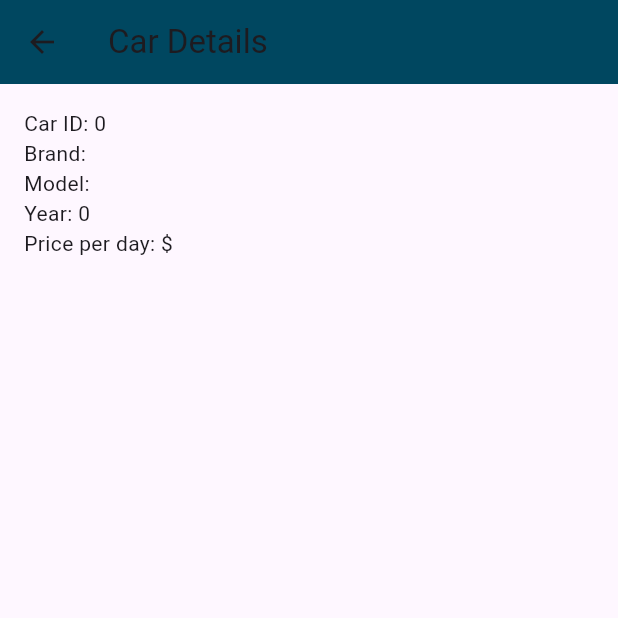
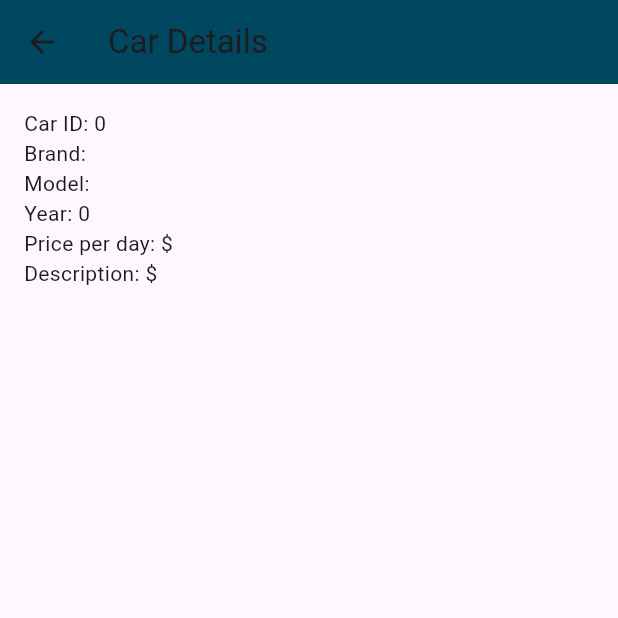
Before and after one commit to samira-farhat/car-rental, a Flutter app: the CarDetailsScreen screen opened directly with empty values, on a phone screen of 412 x 824 dp, the top half of it. Run offline on Flutter 3.47's test engine with Material 3 defaults, Android fonts, the phone set to English and light mode, and no system bars; our stand-ins replace file_picker, flutter_riverpod, permission_handler.

Commit message:
added description attribute for car models

```diff
--- a/lib/models/car_model.dart
+++ b/lib/models/car_model.dart
@@ -4,6 +4,7 @@ class Car {
   final String brand;
   final String model;
   final int year;
+  final String description;
   final String rentalPricePerDay;
   final String availabilityStatus;
   final String imageUrl;
@@ -15,6 +16,7 @@ class Car {
     required this.brand,
     required this.model,
     required this.year,
+    required this.description,
     required this.rentalPricePerDay,
     required this.availabilityStatus,
     required this.imageUrl,
@@ -28,6 +30,7 @@ class Car {
       brand: json['brand'],
       model: json['model'],
       year: json['year'],
+      description: json['description'] ?? '',
       rentalPricePerDay: json['rentalpriceperday'],
       availabilityStatus: json['availabilitystatus'],
       imageUrl: json['image_url'],
--- a/lib/screens/customer_screens/car_details_screen.dart
+++ b/lib/screens/customer_screens/car_details_screen.dart
@@ -23,6 +23,7 @@ class CarDetailsScreen extends StatelessWidget {
             Text("Model: ${car.model}"),
             Text("Year: ${car.year}"),
             Text("Price per day: \$${car.rentalPricePerDay}"),
+            Text("Description: \$${car.description}"),
           ],
         ),
       ),
```
